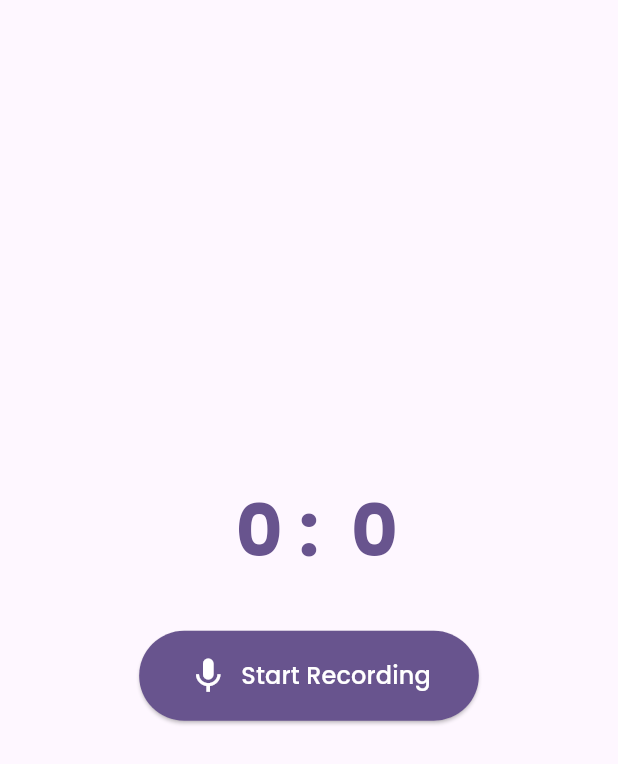
After one commit to ppfuark/Vita_Log, a Flutter app: the RecordPage screen opened directly, after a tap on "Start Recording", on a phone screen of 412 x 824 dp. The commit adds this screen. Shown: the top 764 px of the screen. Run offline on Flutter 3.47's test engine with Material 3 defaults, Android fonts, the phone set to English and light mode, and no system bars; our stand-ins replace audioplayers, camera, equatable, fl_chart, google_fonts, hive and 2 more; missing offline and left inert: flutter_sound; accounts and stored records are empty.

Commit message:
[feat]: Record and Stream audio

```diff
--- /dev/null
+++ b/lib/pages/record_page.dart
@@ -0,0 +1,25 @@
+import 'package:flutter/material.dart';
+import 'package:vita_log/pages/widgets/audio_recorder.dart';
+
+class RecordPage extends StatefulWidget {
+  const RecordPage({super.key});
+
+  @override
+  State<RecordPage> createState() => _RecordPageState();
+}
+
+class _RecordPageState extends State<RecordPage> {
+  @override
+  Widget build(BuildContext context) {
+    final w = MediaQuery.of(context).size.width;
+    final h = MediaQuery.of(context).size.height;
+    return Scaffold(
+      body: Container(
+        width: w,
+        height: h,
+        decoration: BoxDecoration(),
+        child: AudioRecorder(),
+      ),
+    );
+  }
+}
--- /dev/null
+++ b/lib/pages/widgets/audio_recorder.dart
@@ -0,0 +1,231 @@
+import 'dart:io';
+
+import 'package:audioplayers/audioplayers.dart';
+import 'package:flutter/material.dart';
+import 'package:flutter_sound/flutter_sound.dart' hide PlayerState;
+import 'package:path_provider/path_provider.dart';
+import 'package:permission_handler/permission_handler.dart';
+
+class AudioRecorder extends StatefulWidget {
+  const AudioRecorder({super.key});
+
+  @override
+  State<AudioRecorder> createState() => _AudioRecorderState();
+}
+
+class _AudioRecorderState extends State<AudioRecorder> {
+  final recorder = FlutterSoundRecorder();
+  bool isRecorderReady = false;
+
+  final AudioPlayer audioPlayer = AudioPlayer();
+  bool isPlaying = false;
+  Duration duration = Duration.zero;
+  Duration position = Duration.zero;
+  File? audioFile;
+
+  Future record() async {
+    if (!isRecorderReady) return;
+
+    final Directory appDir = await getApplicationDocumentsDirectory();
+
+    Directory("${appDir.path}/docs/vitalog/audios/").create(recursive: true);
+    await recorder.startRecorder(
+      toFile:
+          "${appDir.path}/docs/vitalog/audios/${DateTime.now().day}${DateTime.now().month}${DateTime.now().year}_${DateTime.now().hour}${DateTime.now().minute}.aac",
+    );
+  }
+
+  Future stop() async {
+    if (!isRecorderReady) return;
+    final path = await recorder.stopRecorder();
+
+    if (path != null) {
+      audioFile = File(path);
+      setState(() {});
+      print("audio_recorder path: $audioFile");
+    }
+  }
+
+  Future initRecorder() async {
+    final status = await Permission.microphone.request();
+
+    if (status != PermissionStatus.granted) {
+      throw 'Microphone permission is not granted';
+    }
+
+    await recorder.openRecorder();
+
+    setState(() {
+      isRecorderReady = true;
+    });
+
+    recorder.setSubscriptionDuration(Duration(milliseconds: 500));
+  }
+
+  Future initAudio() async {
+    audioPlayer.onPlayerStateChanged.listen((state) {
+      setState(() {
+        isPlaying = state == PlayerState.playing;
+      });
+    });
+    audioPlayer.onDurationChanged.listen((newDuration) {
+      setState(() {
+        duration = newDuration;
+      });
+    });
+    audioPlayer.onPositionChanged.listen((newPosition) {
+      setState(() {
+        position = newPosition;
+      });
+    });
+
+    audioPlayer.setReleaseMode(ReleaseMode.loop);
+  }
+
+  @override
+  void initState() {
+    super.initState();
+    initRecorder();
+    initAudio();
+  }
+
+  @override
+  void dispose() {
+    recorder.closeRecorder();
+    audioPlayer.dispose();
+    super.dispose();
+  }
+
+  @override
+  Widget build(BuildContext context) {
+    return Padding(
+      padding: const EdgeInsets.all(30),
+      child: Column(
+        mainAxisAlignment: MainAxisAlignment.center,
+        children: [
+          // Recording time display
+          StreamBuilder(
+            stream: recorder.onProgress,
+            builder: (context, snapshot) {
+              final recDuration = snapshot.hasData
+                  ? snapshot.data!.duration
+                  : Duration.zero;
+
+              String twoDigits(int n) => n.toString().padLeft(2);
+              final twoDigitMinutes = twoDigits(
+                recDuration.inMinutes.remainder(60),
+              );
+              final twoDigitSecounds = twoDigits(
+                recDuration.inSeconds.remainder(60),
+              );
+
+              return Text(
+                "$twoDigitMinutes : $twoDigitSecounds",
+                style: TextStyle(
+                  fontSize: 48,
+                  fontWeight: FontWeight.bold,
+                  color: Theme.of(context).primaryColor,
+                ),
+              );
+            },
+          ),
+          const SizedBox(height: 32),
+
+          // Record/Stop button
+          ElevatedButton.icon(
+            onPressed: () async {
+              if (recorder.isRecording) {
+                await stop();
+              } else {
+                await record();
+              }
+              setState(() {});
+            },
+            icon: Icon(recorder.isRecording ? Icons.stop : Icons.mic, size: 28),
+            label: Text(
+              recorder.isRecording ? 'Stop Recording' : 'Start Recording',
+              style: const TextStyle(fontSize: 16),
+            ),
+            style: ElevatedButton.styleFrom(
+              padding: const EdgeInsets.symmetric(horizontal: 32, vertical: 16),
+              backgroundColor: recorder.isRecording
+                  ? Theme.of(context).colorScheme.error
+                  : Theme.of(context).primaryColor,
+              foregroundColor: Colors.white,
+            ),
+          ),
+          const SizedBox(height: 24),
+
+          // Playback controls (only show when audio file exists)
+          if (audioFile != null) ...[
+            // Audio file info
+            const Text(
+              'Recording',
+              style: TextStyle(fontSize: 18, fontWeight: FontWeight.w500),
+            ),
+            const SizedBox(height: 8),
+
+            // Progress slider
+            Slider(
+              value: position.inSeconds.toDouble(),
+              onChanged: (v) async {
+                final positionA = Duration(seconds: v.toInt());
+                await audioPlayer.seek(positionA);
+                await audioPlayer.resume();
+              },
+              max: duration.inSeconds.toDouble(),
+              min: 0,
+              activeColor: Theme.of(context).primaryColor,
+              inactiveColor: Theme.of(
+                context,
+              ).primaryColor.withValues(alpha: 0.3),
+            ),
+            const SizedBox(height: 16),
+
+            // Time display
+            Row(
+              mainAxisAlignment: MainAxisAlignment.spaceBetween,
+              children: [
+                Text(
+                  "${position.inMinutes.toString().padLeft(2)}:${position.inSeconds.remainder(60).toString().padLeft(2)}",
+                  style: const TextStyle(fontSize: 14),
+                ),
+                Text(
+                  "${duration.inMinutes.toString().padLeft(2)}:${duration.inSeconds.remainder(60).toString().padLeft(2)}",
+                  style: const TextStyle(fontSize: 14),
+                ),
+              ],
+            ),
+            const SizedBox(height: 24),
+
+            // Play/Pause button
+            CircleAvatar(
+              radius: 40,
+              backgroundColor: Theme.of(
+                context,
+              ).primaryColor.withValues(alpha: 0.1),
+              child: IconButton(
+                iconSize: 36,
+                onPressed: () async {
+                  await audioPlayer.setSourceDeviceFile(audioFile!.path);
+                  if (isPlaying) {
+                    await audioPlayer.pause();
+                  } else {
+                    await audioPlayer.resume();
+                  }
+                  setState(() {});
+                },
+                icon: Icon(
+                  isPlaying
+                      ? Icons.pause_circle_filled
+                      : Icons.play_circle_filled,
+                  color: Theme.of(context).primaryColor,
+                ),
+              ),
+            ),
+          ],
+        ],
+      ),
+    );
+  }
+}
--- a/lib/pages/widgets/pie_chart_widget.dart
+++ b/lib/pages/widgets/pie_chart_widget.dart
@@ -36,7 +36,7 @@ class _PieChartWidgetState extends State<PieChartWidget> {
     return Column(
       crossAxisAlignment: CrossAxisAlignment.start,
       children: [
-        Text('Humor - PieChart', style: AppStyle.title.copyWith(color: AppStyle.primary)),
+        Text('Type - PieChart', style: AppStyle.title.copyWith(color: AppStyle.primary)),
         Expanded(
           child: PieChart(
             PieChartData(
--- a/pubspec.yaml
+++ b/pubspec.yaml
@@ -43,6 +43,9 @@ dependencies:
   path: ^1.9.1
   permission_handler: ^12.0.1
   fl_chart: ^1.2.0
+  auto_size_text: ^3.0.0
+  flutter_sound: ^9.30.0
+  audioplayers: ^6.6.0
 
 dev_dependencies:
   flutter_test:
```
Also changed, not shown: lib/pages/home_page.dart (renamed from lib/pages/home.dart, +4 -4 lines), lib/pages/main_page.dart (+4 -9 lines), lib/pages/widgets/camera_widget.dart (deleted, +0 -91 lines), pubspec.lock, 1 other file.
